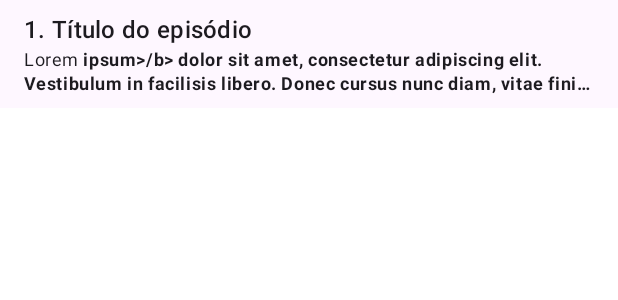
After one commit to teteukt/podesenvolver, an Android app built with Jetpack Compose: the @Preview function PreviewUIPodcastEpisodeItem, on a phone screen of 412 x 824 dp. The commit adds this screen. Shown: the top 300 px of the screen. Run offline under Robolectric (Android 15) with nearby library versions, the phone set to English and light mode, and no system bars.

Commit message:
reformulação da tela de detalhes do podcast

```diff
--- a/app/src/main/java/br/com/podesenvolver/presentation/Spacing.kt
+++ b/app/src/main/java/br/com/podesenvolver/presentation/Spacing.kt
@@ -2,5 +2,6 @@ package br.com.podesenvolver.presentation
 
 import androidx.compose.ui.unit.dp
 
+val SPACING_SMALL = 4.dp
 val SPACING_DEFAULT = 8.dp
 val SPACING_MEDIUM = 16.dp
--- a/app/src/main/java/br/com/podesenvolver/presentation/episode/EpisodeUI.kt
+++ b/app/src/main/java/br/com/podesenvolver/presentation/episode/EpisodeUI.kt
@@ -70,7 +70,7 @@ fun UIWithEpisode(
         AsyncImage(
             state.imageUrl,
             contentDescription = "imagem do episódio",
-            modifier = Modifier.heightIn(max = 512.dp).clip(RoundedCornerShape(8.dp)),
+            modifier = Modifier.heightIn(max = 512.dp).clip(RoundedCornerShape(8.dp))
 
         )
         Text(state.episode.title)
--- /dev/null
+++ b/app/src/main/java/br/com/podesenvolver/presentation/podcastDetail/preview/PreviewUIPodcastEpisodeItem.kt
@@ -0,0 +1,23 @@
+package br.com.podesenvolver.presentation.podcastDetail.preview
+
+import androidx.compose.runtime.Composable
+import androidx.compose.ui.tooling.preview.Preview
+import br.com.podesenvolver.domain.Episode
+import br.com.podesenvolver.domain.EpisodeEnclosure
+import br.com.podesenvolver.presentation.podcastDetail.ui.components.UIPodcastEpisodeItem
+
+@Preview
+@Composable
+fun PreviewUIPodcastEpisodeItem() {
+    UIPodcastEpisodeItem(
+        Episode(
+            index = 0,
+            id = 0,
+            guid = "",
+            title = "Título do episódio",
+            description = "Lorem <b>ipsum>/b> dolor sit amet, consectetur adipiscing elit. Vestibulum in facilisis libero. Donec cursus nunc diam, vitae finibus nunc cursus eu. Curabitur bibendum arcu turpis, nec placerat quam pulvinar ut",
+            enclosure = EpisodeEnclosure(""),
+            duration = "00:00:00"
+        )
+    ) {}
+}
--- a/app/src/main/java/br/com/podesenvolver/presentation/podcastDetail/ui/components/UIPodcastEpisodeItem.kt
+++ b/app/src/main/java/br/com/podesenvolver/presentation/podcastDetail/ui/components/UIPodcastEpisodeItem.kt
@@ -2,22 +2,40 @@ package br.com.podesenvolver.presentation.podcastDetail.ui.components
 
 import androidx.compose.foundation.clickable
 import androidx.compose.foundation.layout.Column
+import androidx.compose.material3.ListItem
 import androidx.compose.material3.Text
 import androidx.compose.runtime.Composable
 import androidx.compose.ui.Modifier
 import androidx.compose.ui.text.AnnotatedString
+import androidx.compose.ui.text.SpanStyle
+import androidx.compose.ui.text.TextLinkStyles
+import androidx.compose.ui.text.font.FontWeight
 import androidx.compose.ui.text.fromHtml
 import androidx.compose.ui.text.style.TextOverflow
 import br.com.podesenvolver.domain.Episode
+import br.com.podesenvolver.presentation.Typography
 
 @Composable
 fun UIPodcastEpisodeItem(episode: Episode, onClick: (Episode) -> Unit) {
-    Column(
-        Modifier.clickable {
-            onClick(episode)
+    ListItem(headlineContent = {
+        Column(
+            Modifier.clickable {
+                onClick(episode)
+            }
+        ) {
+            Text("${episode.index + 1}. ${episode.title}", style = Typography.titleMedium)
+            Text(
+                AnnotatedString.fromHtml(
+                    htmlString = episode.description,
+                    linkInteractionListener = { onClick(episode) },
+                    linkStyles = TextLinkStyles(
+                        style = SpanStyle(fontWeight = FontWeight.Bold)
+                    )
+                ),
+                maxLines = 2,
+                overflow = TextOverflow.Ellipsis,
+                style = Typography.bodySmall
+            )
         }
-    ) {
-        Text("${episode.index + 1}. ${episode.title}")
-        Text(AnnotatedString.fromHtml(episode.description), maxLines = 2, overflow = TextOverflow.Ellipsis)
-    }
+    })
 }
```
Also changed, not shown: app/src/main/java/br/com/podesenvolver/presentation/podcastDetail/PodcastDetailUI.kt (+31 -12 lines).
